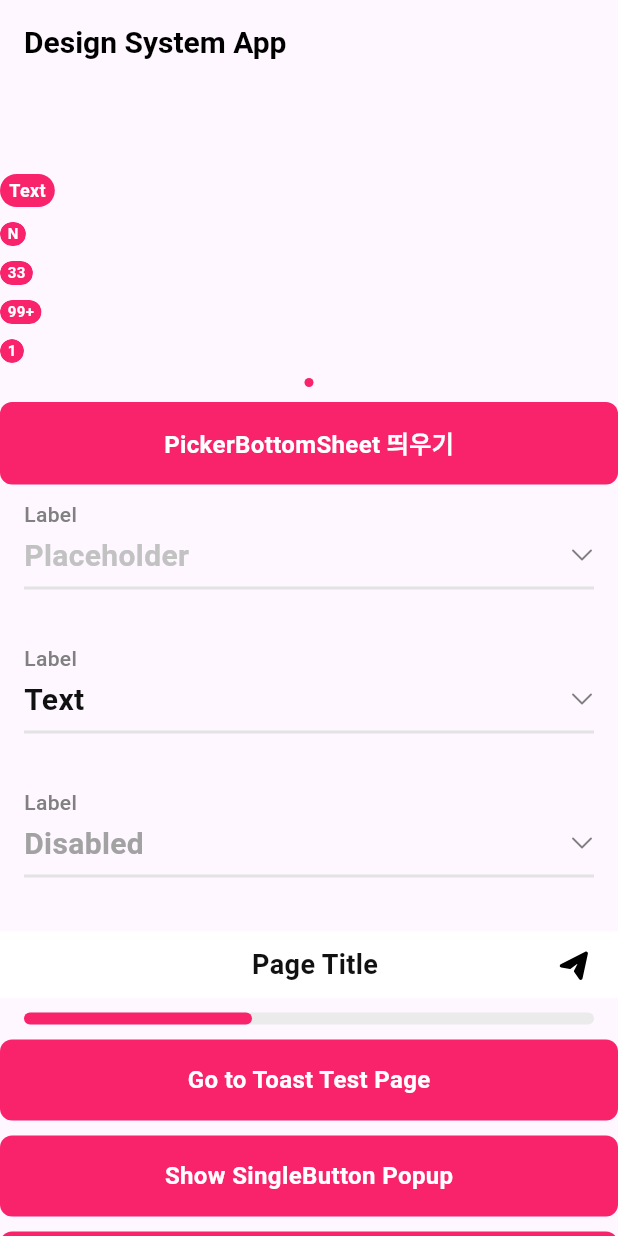
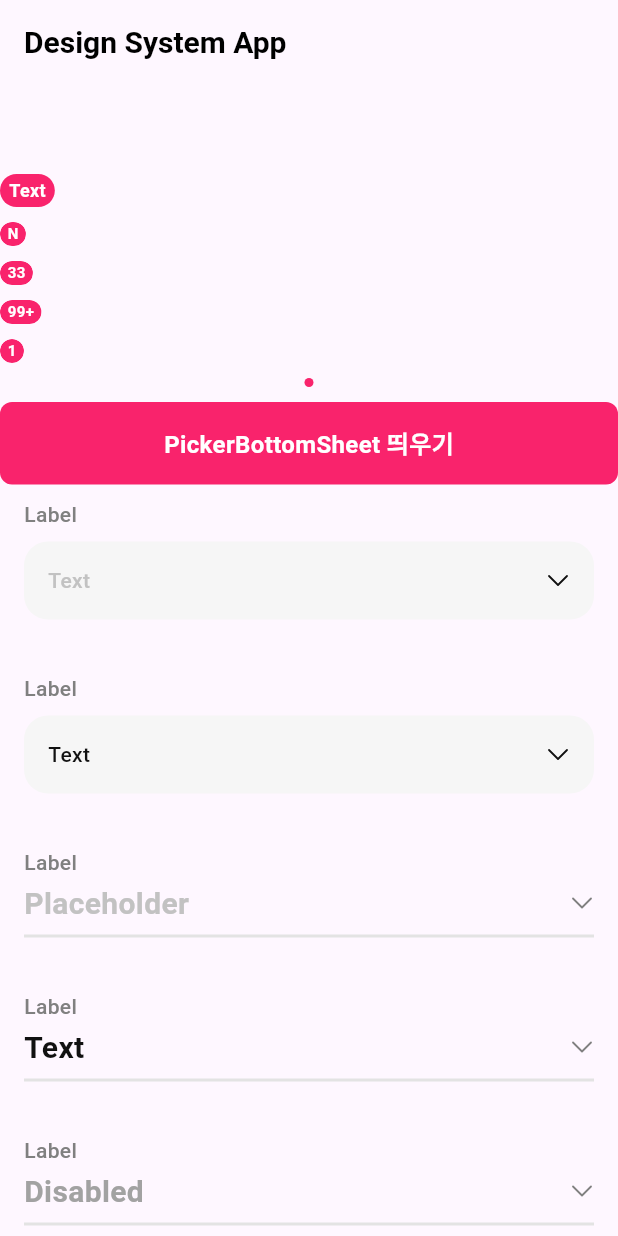
Before and after one commit to nrise/Quantum-Dots, a Flutter app: the screen it shows after launch, on a phone screen of 412 x 824 dp. Run offline on Flutter 3.47's test engine with Material 3 defaults, Android fonts, the light colour scheme and no system bars; our stand-ins replace cached_network_image, flutter_bloc, flutter_svg, freezed_annotation, shimmer; Roboto replaces fonts that are missing (PretendardJP).

Commit message:
add example

```diff
--- a/example/lib/main.dart
+++ b/example/lib/main.dart
@@ -118,6 +118,26 @@ class DesignSystemSamplePage extends StatelessWidget {
     return [
       const Padding(
         padding: EdgeInsets.symmetric(horizontal: 16),
+        child: WippySolidDropDown(
+          uiState: SolidDropDownUiState(
+            label: "Label",
+            placeHolder: "Text",
+          ),
+        ),
+      ),
+      const SizedBox(height: 16),
+      const Padding(
+        padding: EdgeInsets.symmetric(horizontal: 16),
+        child: WippySolidDropDown(
+          uiState: SolidDropDownUiState(
+            label: "Label",
+            selectedText: "Text",
+          ),
+        ),
+      ),
+      const SizedBox(height: 16),
+      const Padding(
+        padding: EdgeInsets.symmetric(horizontal: 16),
         child: WippyDropDown(
           uiState: DropDownUiState(
             label: "Label",
@@ -125,9 +145,7 @@ class DesignSystemSamplePage extends StatelessWidget {
           ),
         ),
       ),
-      const SizedBox(
-        height: 16,
-      ),
+      const SizedBox(height: 16),
       const Padding(
         padding: EdgeInsets.symmetric(horizontal: 16),
         child: WippyDropDown(
@@ -137,9 +155,7 @@ class DesignSystemSamplePage extends StatelessWidget {
           ),
         ),
       ),
-      const SizedBox(
-        height: 16,
-      ),
+      const SizedBox(height: 16),
       const Padding(
         padding: EdgeInsets.symmetric(horizontal: 16),
         child: WippyDropDown(
@@ -150,9 +166,7 @@ class DesignSystemSamplePage extends StatelessWidget {
           ),
         ),
       ),
-      const SizedBox(
-        height: 16,
-      ),
+      const SizedBox(height: 16),
     ];
   }
 
```
